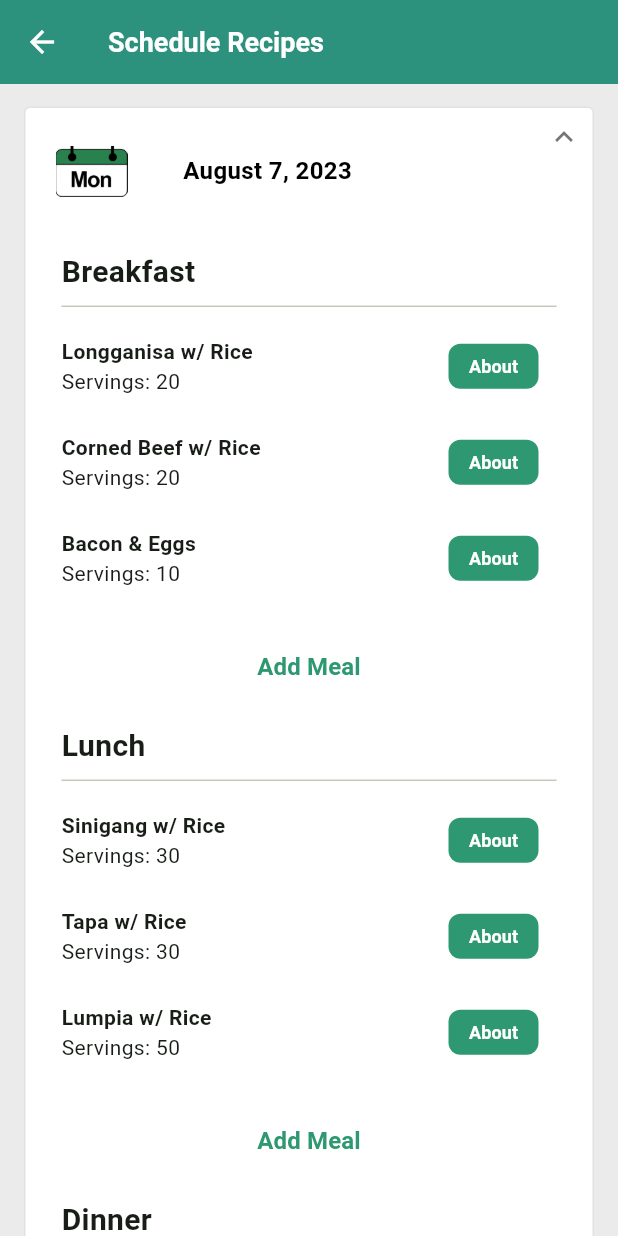
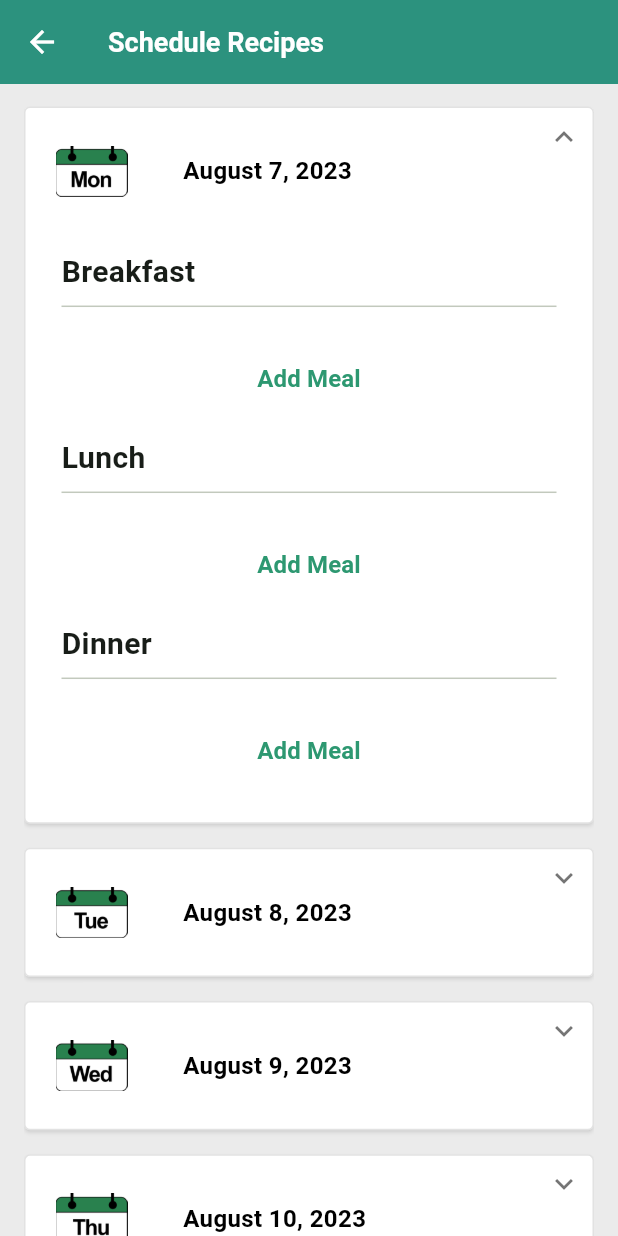
Before and after one commit to jjesuscastro/Victu, a Flutter app: the EditMenu screen opened directly, after a tap on an icon or button, on a phone screen of 412 x 824 dp. Run offline on Flutter 3.47's test engine with Material 2 defaults, Android fonts, the phone set to English and light mode, and no system bars; drawn by our look-alikes of expandable; our stand-ins replace firebase_auth, firebase_core, firebase_database, google_sign_in; missing offline and left inert: philippines_rpcmb; accounts and stored records are empty.

Commit message:
add menu list

```diff
--- a/lib/objects/meal.dart
+++ b/lib/objects/meal.dart
@@ -29,14 +29,19 @@ Meal createMeal(value) {
   Map<String, dynamic> attributes = {
     'title': '',
     'description': '',
-    'ingredients': {},
-    'recipe': {},
+    'ingredients': [],
+    'recipe': [],
   };
 
   value.forEach((key, value) => {attributes[key] = value});
 
-  Meal meal = Meal(attributes['title'], attributes['description'],
-      attributes['ingredients'], attributes['recipe']);
+  Meal meal = Meal(
+      attributes['title'],
+      attributes['description'],
+      (attributes['ingredients'] as List)
+          .map((item) => item as String)
+          .toList(),
+      (attributes['recipe'] as List).map((item) => item as String).toList());
 
   return meal;
 }
--- a/lib/screens/vendor/edit_menu.dart
+++ b/lib/screens/vendor/edit_menu.dart
@@ -2,8 +2,11 @@
 
 import 'package:expandable/expandable.dart';
 import 'package:flutter/material.dart';
+import 'package:flutter/services.dart';
 import 'package:intl/intl.dart';
+import 'package:victu/objects/meal.dart';
 import 'package:victu/screens/about_meal.dart';
+import 'package:victu/utils/database.dart';
 
 class EditMenu extends StatefulWidget {
   const EditMenu({super.key});
@@ -13,10 +16,20 @@ class EditMenu extends StatefulWidget {
 }
 
 class _EditMenuState extends State<EditMenu> {
+  List<Meal> meals = [];
   @override
   void initState() {
     super.initState();
     getMonday();
+    updateMeals();
+  }
+
+  void updateMeals() {
+    getAllMeals().then((meals) => {
+          setState(() {
+            this.meals = meals;
+          })
+        });
   }
 
   DateTime getMonday() {
@@ -78,33 +91,38 @@ class _EditMenuState extends State<EditMenu> {
                 shrinkWrap: true,
                 physics: const ScrollPhysics(),
                 children: [
-                  dayCard(
-                      context, "Mon", DateFormat.yMMMMd().format(getMonday())),
+                  dayCard(context, "Mon",
+                      DateFormat.yMMMMd().format(getMonday()), meals),
                   dayCard(
                       context,
                       "Tue",
                       DateFormat.yMMMMd()
-                          .format(getMonday().add(const Duration(days: 1)))),
+                          .format(getMonday().add(const Duration(days: 1))),
+                      meals),
                   dayCard(
                       context,
                       "Wed",
                       DateFormat.yMMMMd()
-                          .format(getMonday().add(const Duration(days: 2)))),
+                          .format(getMonday().add(const Duration(days: 2))),
+                      meals),
                   dayCard(
                       context,
                       "Thu",
                       DateFormat.yMMMMd()
-                          .format(getMonday().add(const Duration(days: 3)))),
+                          .format(getMonday().add(const Duration(days: 3))),
+                      meals),
                   dayCard(
                       context,
                       "Fri",
                       DateFormat.yMMMMd()
-                          .format(getMonday().add(const Duration(days: 4)))),
+                          .format(getMonday().add(const Duration(days: 4))),
+                      meals),
                   dayCard(
                       context,
                       "Sat",
                       DateFormat.yMMMMd()
-                          .format(getMonday().add(const Duration(days: 5)))),
+                          .format(getMonday().add(const Duration(days: 5))),
+                      meals),
                 ],
               ),
             ],
@@ -115,7 +133,8 @@ class _EditMenuState extends State<EditMenu> {
   }
 }
 
-Widget dayCard(BuildContext context, String day, String date) {
+Widget dayCard(
+    BuildContext context, String day, String date, List<Meal> meals) {
   return ExpandableNotifier(
     child: Card(
       margin: const EdgeInsets.fromLTRB(0, 0, 0, 16),
@@ -141,9 +160,10 @@ Widget dayCard(BuildContext context, String day, String date) {
                   margin: const EdgeInsets.all(5),
                   padding: const EdgeInsets.all(16),
                   child: Image(
-                        image: AssetImage(
-                            "assets/icons/${day.toLowerCase()}.png")),
-                  )),
+                      image:
+                          AssetImage("assets/icons/${day.toLowerCase()}.png")),
+                ),
+              ),
               Expanded(
                 flex: 1,
                 child: Padding(
@@ -179,23 +199,180 @@ Widget dayCard(BuildContext context, String day, String date) {
               mainAxisAlignment: MainAxisAlignment.start,
               crossAxisAlignment: CrossAxisAlignment.start,
               children: [
-                Padding(
+                MealTime(time: "Breakfast", meals: meals),
+                MealTime(time: "Lunch", meals: meals),
+                MealTime(time: "Dinner", meals: meals)
+              ],
+            ),
+          ),
+        ),
+      ),
+    ),
+  );
+}
+
+class MealTime extends StatefulWidget {
+  const MealTime({super.key, required this.time, required this.meals});
+  final String time;
+  final List<Meal> meals;
+  @override
+  State<MealTime> createState() => _MealTimeState();
+}
+
+class _MealTimeState extends State<MealTime> {
+  bool showDropdown = false;
+  TextEditingController quantityController = TextEditingController();
+  var currentMeal;
+
+  showMealDropDown(bool value) {
+    showDropdown = value;
+  }
+
+  @override
+  Widget build(BuildContext context) {
+    return Padding(
       padding: const EdgeInsets.fromLTRB(15, 0, 15, 15),
       child: Column(
         mainAxisAlignment: MainAxisAlignment.start,
         crossAxisAlignment: CrossAxisAlignment.start,
         children: [
-                          const Text("Breakfast",
-                              style: TextStyle(
-                                  fontWeight: FontWeight.w700, fontSize: 20)),
+          Text(widget.time,
+              style:
+                  const TextStyle(fontWeight: FontWeight.w700, fontSize: 20)),
           const Divider(),
-                          const MenuEntry("Longganisa w/ Rice", 20),
-                          const MenuEntry("Corned Beef w/ Rice", 20),
-                          const MenuEntry("Bacon & Eggs", 10),
-                          Padding(
+          // const MenuEntry("Longganisa w/ Rice", 20),
+          showDropdown
+              ? Row(children: [
+                  Expanded(
+                    child: Padding(
+                      padding: const EdgeInsets.fromLTRB(0, 15, 10, 0),
+                      child: Container(
+                        width: 130,
+                        height: 50,
+                        padding: const EdgeInsets.symmetric(
+                            vertical: 4, horizontal: 13),
+                        decoration: BoxDecoration(
+                          color: const Color(0xffffffff),
+                          border: Border.all(
+                              color: const Color(0xff2d9871), width: 1),
+                          borderRadius: BorderRadius.circular(8),
+                        ),
+                        child: DropdownButtonHideUnderline(
+                          child: DropdownButton(
+                            hint: const Text("Meal"),
+                            value: currentMeal,
+                            items: widget.meals
+                                .map<DropdownMenuItem<Meal>>((Meal value) {
+                              return DropdownMenuItem<Meal>(
+                                value: value,
+                                child: Text(value.title),
+                              );
+                            }).toList(),
+                            style: const TextStyle(
+                              color: Color(0xff000000),
+                              fontSize: 16,
+                              fontWeight: FontWeight.w400,
+                              fontStyle: FontStyle.normal,
+                            ),
+                            onChanged: (newValue) {
+                              setState(() {
+                                currentMeal = newValue;
+                              });
+                            },
+                            icon: const Icon(Icons.food_bank),
+                            iconSize: 24,
+                            iconEnabledColor: const Color(0xff212435),
+                            elevation: 8,
+                            isExpanded: true,
+                          ),
+                        ),
+                      ),
+                    ),
+                  ),
+                  SizedBox(
+                    width: 75,
+                    child: Padding(
+                      padding: const EdgeInsets.fromLTRB(2, 14, 12, 0),
+                      child: TextField(
+                        keyboardType: TextInputType.number,
+                        inputFormatters: <TextInputFormatter>[
+                          FilteringTextInputFormatter.digitsOnly,
+                          LengthLimitingTextInputFormatter(3),
+                        ],
+                        controller: quantityController,
+                        obscureText: false,
+                        textAlign: TextAlign.start,
+                        maxLines: 1,
+                        style: const TextStyle(
+                          fontWeight: FontWeight.w400,
+                          fontStyle: FontStyle.normal,
+                          fontSize: 14,
+                          color: Color(0xff000000),
+                        ),
+                        decoration: InputDecoration(
+                          disabledBorder: OutlineInputBorder(
+                            borderRadius: BorderRadius.circular(8.0),
+                            borderSide: const BorderSide(
+                                color: Color(0xff2d9871), width: 1),
+                          ),
+                          focusedBorder: OutlineInputBorder(
+                            borderRadius: BorderRadius.circular(8.0),
+                            borderSide: const BorderSide(
+                                color: Color(0xff2d9871), width: 1),
+                          ),
+                          enabledBorder: OutlineInputBorder(
+                            borderRadius: BorderRadius.circular(8.0),
+                            borderSide: const BorderSide(
+                                color: Color(0xff2d9871), width: 1),
+                          ),
+                          hintText: "Qty",
+                          hintStyle: const TextStyle(
+                            fontWeight: FontWeight.w400,
+                            fontStyle: FontStyle.normal,
+                            fontSize: 14,
+                            color: Color(0xff000000),
+                          ),
+                          filled: true,
+                          fillColor: const Color(0xffffffff),
+                          isDense: false,
+                          contentPadding:
+                              const EdgeInsets.fromLTRB(10, 8, 10, 8),
+                        ),
+                      ),
+                    ),
+                  ),
+                  SizedBox(
+                    width: 40,
+                    child: Padding(
+                      padding: const EdgeInsets.fromLTRB(0, 14, 0, 0),
+                      child: MaterialButton(
+                        onPressed: () {
+                          setState(() {
+                            showMealDropDown(false);
+                          });
+                        },
+                        color: Colors.red,
+                        elevation: 0,
+                        shape: RoundedRectangleBorder(
+                          borderRadius: BorderRadius.circular(8.0),
+                        ),
+                        padding: const EdgeInsets.all(0),
+                        textColor: const Color(0xffffffff),
+                        height: 45,
+                        minWidth: MediaQuery.of(context).size.width,
+                        child: const Icon(Icons.cancel),
+                      ),
+                    ),
+                  ),
+                ])
+              : Padding(
                   padding: const EdgeInsets.fromLTRB(0, 16, 0, 0),
                   child: MaterialButton(
-                              onPressed: () {},
+                    onPressed: () {
+                      setState(() {
+                        showMealDropDown(true);
+                      });
+                    },
                     elevation: 0,
                     shape: RoundedRectangleBorder(
                       borderRadius: BorderRadius.circular(8.0),
@@ -214,24 +391,15 @@ Widget dayCard(BuildContext context, String day, String date) {
                     ),
                   ),
                 ),
-                        ])),
-                Padding(
-                    padding: const EdgeInsets.fromLTRB(15, 0, 15, 15),
-                    child: Column(
-                        mainAxisAlignment: MainAxisAlignment.start,
-                        crossAxisAlignment: CrossAxisAlignment.start,
-                        children: [
-                          const Text("Lunch",
-                              style: TextStyle(
-                                  fontWeight: FontWeight.w700, fontSize: 20)),
-                          const Divider(),
-                          const MenuEntry("Sinigang w/ Rice", 30),
-                          const MenuEntry("Tapa w/ Rice", 30),
-                          const MenuEntry("Lumpia w/ Rice", 50),
+          if (showDropdown)
             Padding(
               padding: const EdgeInsets.fromLTRB(0, 16, 0, 0),
               child: MaterialButton(
-                              onPressed: () {},
+                onPressed: () {
+                  setState(() {
+                    showMealDropDown(false);
+                  });
+                },
                 elevation: 0,
                 shape: RoundedRectangleBorder(
                   borderRadius: BorderRadius.circular(8.0),
@@ -241,7 +409,7 @@ Widget dayCard(BuildContext context, String day, String date) {
                 height: 25,
                 minWidth: MediaQuery.of(context).size.width,
                 child: const Text(
-                                "Add Meal",
+                  "Save",
                   style: TextStyle(
                     fontSize: 16,
                     fontWeight: FontWeight.w700,
@@ -249,49 +417,11 @@ Widget dayCard(BuildContext context, String day, String date) {
                   ),
                 ),
               ),
-                          ),
-                        ])),
-                Padding(
-                    padding: const EdgeInsets.fromLTRB(15, 0, 15, 15),
-                    child: Column(
-                        mainAxisAlignment: MainAxisAlignment.start,
-                        crossAxisAlignment: CrossAxisAlignment.start,
-                        children: [
-                          const Text("Dinner",
-                              style: TextStyle(
-                                  fontWeight: FontWeight.w700, fontSize: 20)),
-                          const Divider(),
-                          const MenuEntry("Fried Chicken w/ Rice", 80),
-                          Padding(
-                            padding: const EdgeInsets.fromLTRB(0, 16, 0, 0),
-                            child: MaterialButton(
-                              onPressed: () {},
-                              elevation: 0,
-                              shape: RoundedRectangleBorder(
-                                borderRadius: BorderRadius.circular(8.0),
-                              ),
-                              padding: const EdgeInsets.all(10),
-                              textColor: const Color(0xff2d9871),
-                              height: 25,
-                              minWidth: MediaQuery.of(context).size.width,
-                              child: const Text(
-                                "Add Meal",
-                                style: TextStyle(
-                                  fontSize: 16,
-                                  fontWeight: FontWeight.w700,
-                                  fontStyle: FontStyle.normal,
-                                ),
-                              ),
-                            ),
-                          ),
-                        ])),
+            )
         ],
       ),
-          ),
-        ),
-      ),
-    ),
     );
+  }
 }
 
 class MenuEntry extends StatefulWidget {
@@ -339,7 +469,7 @@ class _MenuEntryState extends State<MenuEntry> {
             shape: RoundedRectangleBorder(
               borderRadius: BorderRadius.circular(8.0),
             ),
-            padding: const EdgeInsets.all(5),
+            padding: const EdgeInsets.all(14),
             textColor: const Color(0xffffffff),
             height: 30,
             minWidth: 60,
@@ -353,7 +483,28 @@ class _MenuEntryState extends State<MenuEntry> {
             ),
           ),
         ),
-      )
+      ),
+      SizedBox(
+        width: 40,
+        child: Padding(
+          padding: const EdgeInsets.fromLTRB(0, 0, 0, 0),
+          child: MaterialButton(
+            onPressed: () {
+              FocusManager.instance.primaryFocus?.unfocus();
+            },
+            color: Colors.red,
+            elevation: 0,
+            shape: RoundedRectangleBorder(
+              borderRadius: BorderRadius.circular(8.0),
+            ),
+            padding: const EdgeInsets.all(0),
+            textColor: const Color(0xffffffff),
+            height: 45,
+            minWidth: MediaQuery.of(context).size.width,
+            child: const Icon(Icons.delete),
+          ),
+        ),
+      ),
     ]);
   }
 }
```
Lines whose indentation alone changed are shown as unchanged.
